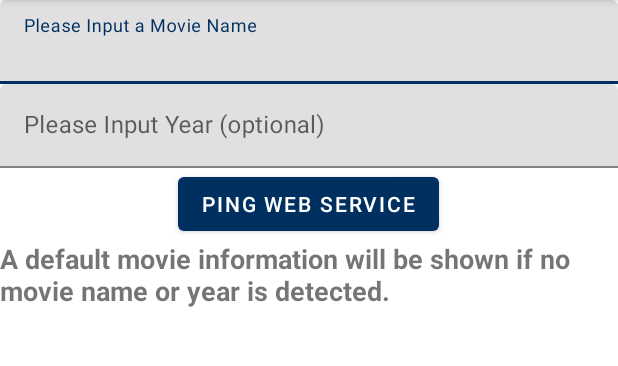
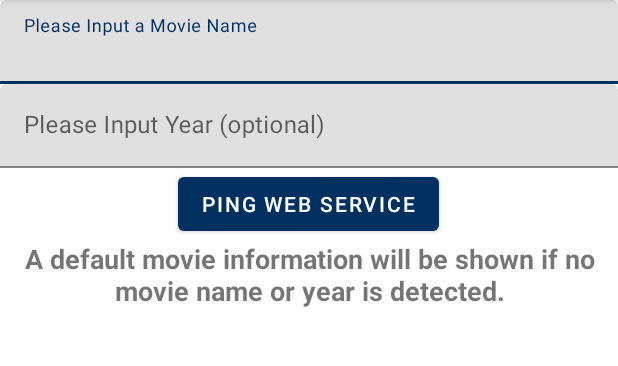
Before and after one commit to jenniferxsj/CS5520, an Android app: the WebServiceActivity screen opened directly, with no data from a screen before it, on a phone screen of 412 x 824 dp, the part 84-450 px from its top. Run offline under Robolectric (Android 15) with nearby library versions, the phone set to English and light mode, and no system bars.

Commit message:
refine the UI

```diff
--- a/app/src/main/res/layout/activity_web_service.xml
+++ b/app/src/main/res/layout/activity_web_service.xml
@@ -1,16 +1,12 @@
 <?xml version="1.0" encoding="utf-8"?>
-<LinearLayout xmlns:android="http://schemas.android.com/apk/res/android"
+<ScrollView xmlns:android="http://schemas.android.com/apk/res/android"
     xmlns:app="http://schemas.android.com/apk/res-auto"
     xmlns:tools="http://schemas.android.com/tools"
+    android:id="@+id/scroll"
     android:layout_width="match_parent"
     android:layout_height="match_parent"
     android:orientation="vertical"
     tools:context=".WebServiceActivity">
-
-    <ScrollView
-        android:id="@+id/scroll"
-        android:layout_width="match_parent"
-        android:layout_height="match_parent">
 
     <LinearLayout
         android:layout_width="match_parent"
@@ -101,6 +97,7 @@
             android:layout_width="match_parent"
             android:layout_height="wrap_content"
             android:singleLine="false"
+            android:textAlignment="center"
             android:text="@string/a_default_movie_information"
             android:textSize="18sp"
             android:textStyle="bold" />
@@ -109,6 +106,7 @@
             android:id="@+id/movie_content"
             android:layout_width="match_parent"
             android:layout_height="wrap_content"
+            android:textAlignment="center"
             android:singleLine="false"
             android:text="" />
 
@@ -121,6 +119,5 @@
             tools:srcCompat="@tools:sample/avatars" />
 
     </LinearLayout>
+
 </ScrollView>
-
-</LinearLayout>
```
Also changed, not shown: 1 other file. Lines whose indentation alone changed are shown as unchanged.
